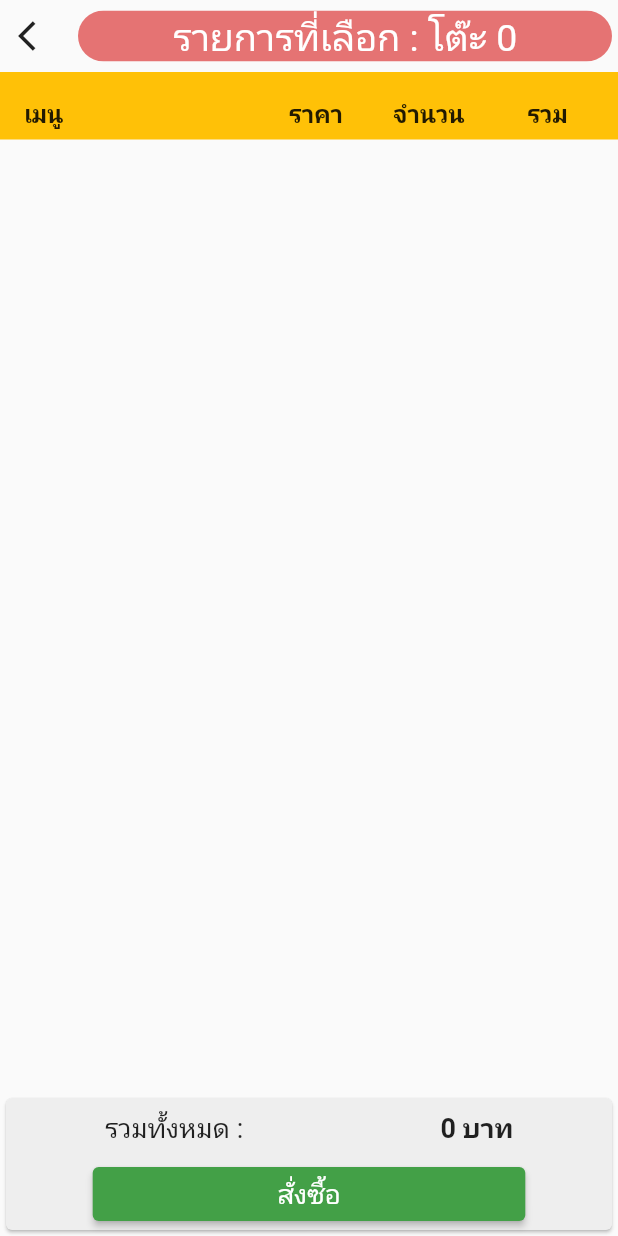
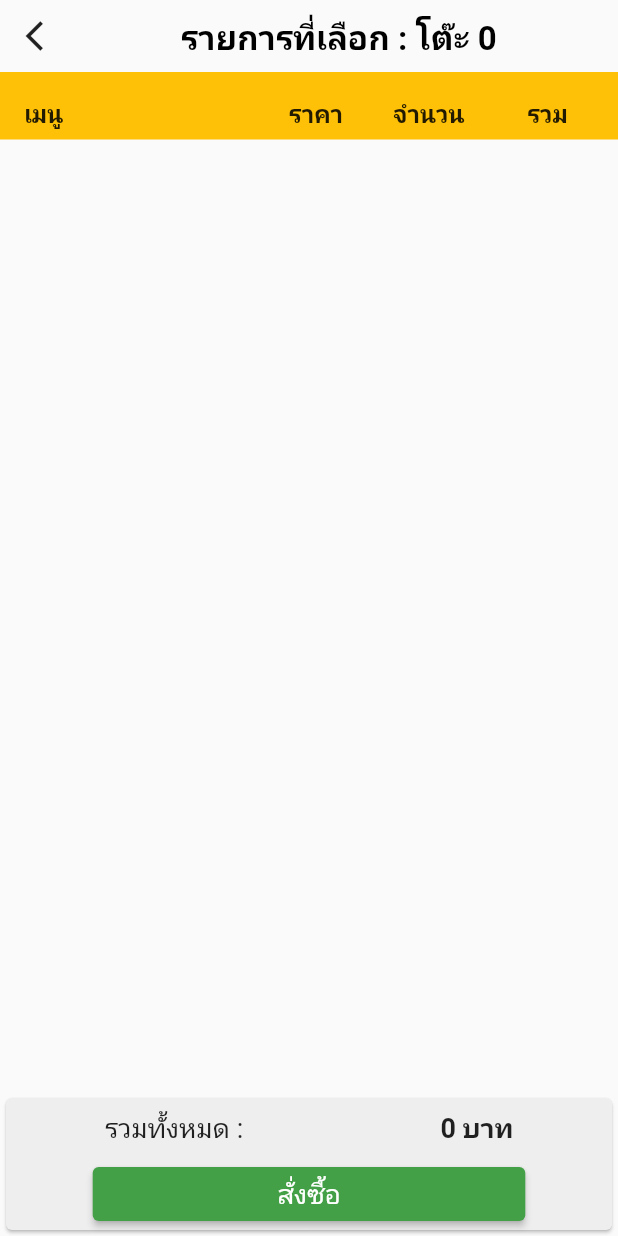
Before and after one commit to framewichaiwong/customer_by_dart, a Flutter app: the CartMenu screen opened directly with empty values, on a phone screen of 412 x 824 dp. Run offline on Flutter 3.47's test engine with Material 2 defaults, Android fonts, the light colour scheme and no system bars; our stand-ins replace badges, carousel_slider, image_picker, permission_handler; missing offline and left inert: qrscan.

Commit message:
จัดการแสดงผล

```diff
--- a/lib/customer/list/cart_menu.dart
+++ b/lib/customer/list/cart_menu.dart
@@ -128,26 +128,20 @@ class _CartMenu extends State<CartMenu> {
         child: Column(
           children: <Widget>[
             Row(
+              mainAxisAlignment: MainAxisAlignment.start,
               children: [
+                SizedBox(width: 5),
                 IconButton(
                   icon: Icon(Icons.arrow_back_ios),
                   onPressed: () => Navigator.of(context).pop(),
                 ),
-                Expanded(
-                  child: Padding(
-                    padding: const EdgeInsets.all(4.0),
-                    child: ClipRRect(
-                        borderRadius: BorderRadius.circular(30),
-                        child: Container(
-                            width: MediaQuery.of(context).size.width,
-                            color: Colors.red[300],
-                            child: Center(
-                                child: Text("รายการที่เลือก : " + "โต๊ะ " + "$numberTable",
-                                  style: TextStyle(fontSize: 25, color: Colors.white),
-                                )
-                            )
-                        )
-                    ),
+                Padding(
+                  padding: const EdgeInsets.all(8.0),
+                  child: Container(
+                      width: MediaQuery.of(context).size.width * 0.8,
+                      child: Center(
+                          child: Text("รายการที่เลือก : " + "โต๊ะ " + "$numberTable",style: TextStyle(fontSize: 22,fontWeight: FontWeight.bold,color: Colors.black),)
+                      )
                   ),
                 ),
               ],
```
Also changed, not shown: lib/customer/list/check_bill.dart (+18 -10 lines).
